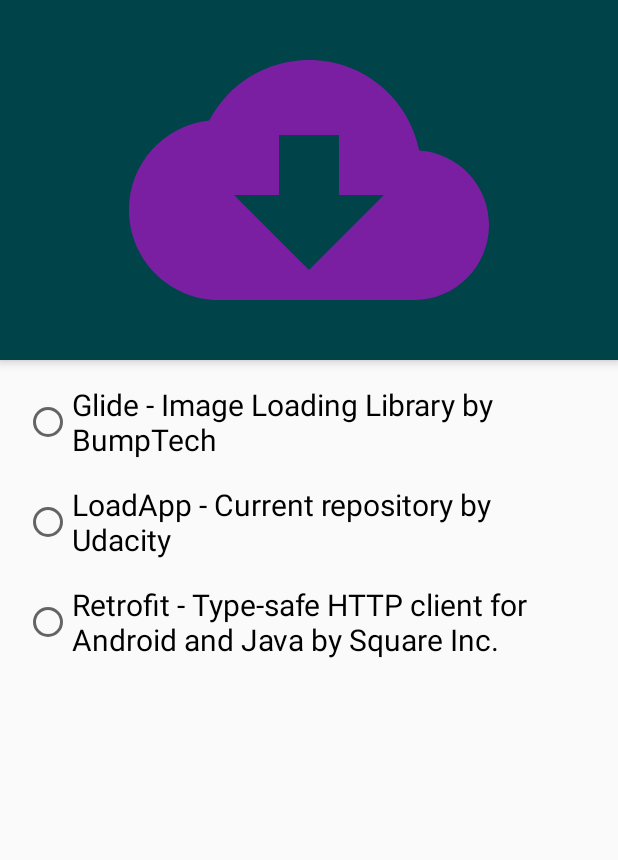
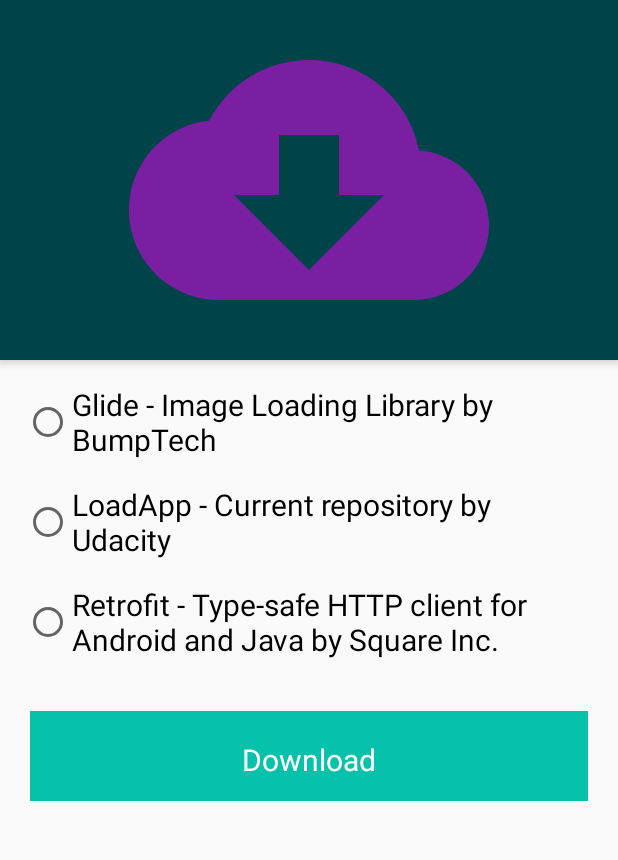
Before and after one commit to JanMeckelholt/udacity_LoadingAnimation, an Android app: the screen it shows after launch (MainActivity), on a phone screen of 412 x 824 dp, the part 84-944 px from its top. Run offline under Robolectric (Android 15) with nearby library versions, the phone set to English and light mode, and no system bars; our stand-ins replace Timber, data binding.

Commit message:
drawing a button

```diff
--- a/app/src/main/java/com/udacity/loadingbtn/LoadingButton.kt
+++ b/app/src/main/java/com/udacity/loadingbtn/LoadingButton.kt
@@ -1,32 +1,50 @@
 package com.udacity.loadingbtn
 
+import android.animation.ObjectAnimator
 import android.animation.ValueAnimator
 import android.content.Context
 import android.graphics.Canvas
+import android.graphics.Color
+import android.graphics.Paint
 import android.util.AttributeSet
 import android.view.View
-import com.udacity.loadingbtn.ButtonState
+import com.udacity.R
 import kotlin.properties.Delegates
 
 class LoadingButton @JvmOverloads constructor(
     context: Context, attrs: AttributeSet? = null, defStyleAttr: Int = 0
 ) : View(context, attrs, defStyleAttr) {
-    private var widthSize = 0
-    private var heightSize = 0
+    private var widthSize = 200
+    private var heightSize = 100
 
     private val valueAnimator = ValueAnimator()
 
     private var buttonState: ButtonState by Delegates.observable<ButtonState>(ButtonState.Completed) { p, old, new ->
 
+
+
     }
+    private val paint = Paint().apply {
+        // Smooth out edges of what is drawn without affecting shape.
+        isAntiAlias = true
+        strokeWidth = resources.getDimension(R.dimen.strokeWidth)
+        textSize = resources.getDimension(R.dimen.defaultTextSize)
+        textAlign = Paint.Align.CENTER
+    }
+    private val rectInset = resources.getDimension(R.dimen.rectInset)
+
+
 
 
     init {
-
     }
 
 
     override fun onDraw(canvas: Canvas) {
+        canvas.drawColor(resources.getColor(R.color.colorPrimary))
+        paint.color = Color.WHITE
+        canvas.translate((widthSize/2).toFloat(), (heightSize/2 + paint.textSize/2))
+        canvas.drawText(resources.getString(R.string.button_download), 0f, 0f,paint)
         super.onDraw(canvas)
 
     }
@@ -44,4 +62,13 @@ class LoadingButton @JvmOverloads constructor(
         setMeasuredDimension(w, h)
     }
 
+    private fun animateProgressColor() {
+        val animator = ObjectAnimator.ofArgb(this,"backgroundColor", Color.BLACK, Color.RED)
+        animator.setDuration(500)
+        animator.repeatCount = 1
+        animator.repeatMode = ObjectAnimator.REVERSE
+        //animator.disableViewDuringAnimation(colorizeButton)
+        animator.start()
+    }
+
 }
--- a/app/src/main/res/layout/activity_detail.xml
+++ b/app/src/main/res/layout/activity_detail.xml
@@ -30,7 +30,7 @@
             android:layout_width="wrap_content"
             android:layout_height="wrap_content"
             android:layout_gravity="bottom|end"
-            android:layout_margin="@dimen/fab_margin"
+            android:layout_margin="@dimen/fabMargin"
             app:srcCompat="@android:drawable/ic_dialog_email" />
 
     </androidx.coordinatorlayout.widget.CoordinatorLayout>
--- a/app/src/main/res/layout/content_main.xml
+++ b/app/src/main/res/layout/content_main.xml
@@ -17,25 +17,25 @@
         <RadioGroup
             android:layout_width="wrap_content"
             android:layout_height="wrap_content"
-            android:layout_margin="@dimen/standard_margin">
+            android:layout_margin="@dimen/standardMargin">
             <RadioButton
                 android:layout_width="wrap_content"
                 android:layout_height="wrap_content"
                 android:text="@string/option_glide"
-                android:textSize="@dimen/default_text_size"
-                android:layout_marginBottom="@dimen/standard_margin"/>
+                android:textSize="@dimen/defaultTextSize"
+                android:layout_marginBottom="@dimen/standardMargin"/>
             <RadioButton
                 android:layout_width="wrap_content"
                 android:layout_height="wrap_content"
                 android:text="@string/option_udacity"
-                android:textSize="@dimen/default_text_size"
-                android:layout_marginBottom="@dimen/standard_margin"/>
+                android:textSize="@dimen/defaultTextSize"
+                android:layout_marginBottom="@dimen/standardMargin"/>
             <RadioButton
                 android:layout_width="wrap_content"
                 android:layout_height="wrap_content"
                 android:text="@string/option_retrofit"
-                android:textSize="@dimen/default_text_size"
-                android:layout_marginBottom="@dimen/standard_margin"/>
+                android:textSize="@dimen/defaultTextSize"
+                android:layout_marginBottom="@dimen/standardMargin"/>
         </RadioGroup>
     </androidx.core.widget.NestedScrollView>
 
@@ -48,7 +48,6 @@
         android:layout_margin="20dp"
         app:layout_constraintBottom_toBottomOf="parent"
         app:layout_constraintTop_toTopOf="parent"
-
         />
 
 
--- a/app/src/main/res/values/dimens.xml
+++ b/app/src/main/res/values/dimens.xml
@@ -1,6 +1,9 @@
 <resources>
-    <dimen name="fab_margin">16dp</dimen>
-    <dimen name="standard_margin">16dp</dimen>
+    <dimen name="fabMargin">16dp</dimen>
+    <dimen name="standardMargin">16dp</dimen>
 
-    <dimen name="default_text_size">20sp</dimen>
+    <dimen name="defaultTextSize">20sp</dimen>
+    <dimen name="strokeWidth">4dp</dimen>
+    <dimen name="rectInset">80dp</dimen>
+
 </resources>
--- a/app/src/main/res/values/strings.xml
+++ b/app/src/main/res/values/strings.xml
@@ -9,6 +9,7 @@
     <string name="notification_button">See changes</string>
 
     <string name="button_name">Click me</string>
+    <string name="button_download">Download</string>
     <string name="button_loading">We are loading </string>
     <string name="title_activity_detail">DetailActivity</string>
 
```
